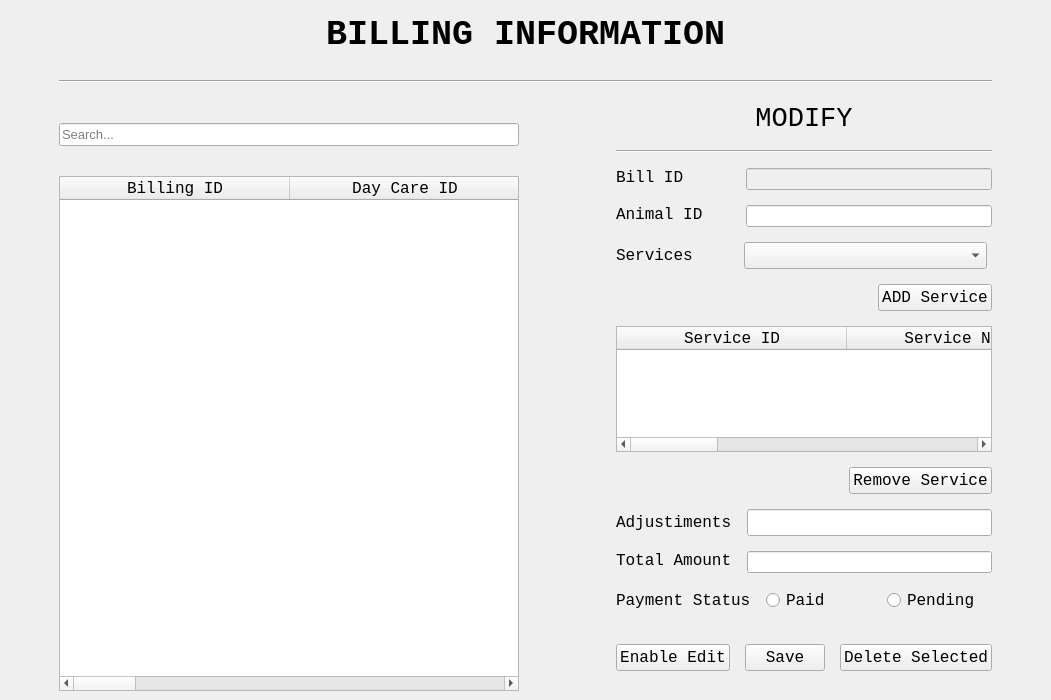
ASNaeem/Simple-VCMS, file BillingUI.ui: the form before one commit.
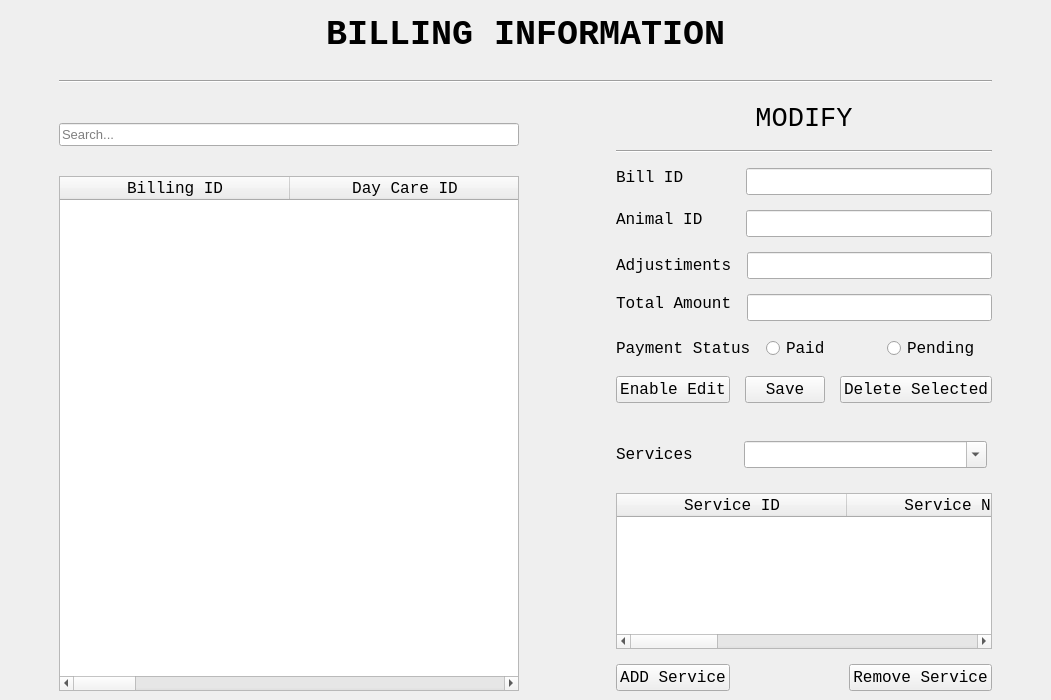
The form after the commit.

Commit message: billing keenda done

```diff
--- a/BillingUI.ui
+++ b/BillingUI.ui
@@ -229,7 +229,7 @@
          </spacer>
         </item>
         <item>
-         <layout class="QVBoxLayout" name="verticalLayout_5" stretch="5,5,5,0,0,40,5,5,5,5,5,0">
+         <layout class="QVBoxLayout" name="verticalLayout_5" stretch="5,5,5,5,5,5,0,0,0,0,0,0">
           <property name="spacing">
            <number>15</number>
           </property>
@@ -293,7 +293,7 @@
             <item>
              <widget class="QLineEdit" name="line_bill_id">
               <property name="enabled">
-               <bool>false</bool>
+               <bool>true</bool>
               </property>
               <property name="sizePolicy">
                <sizepolicy hsizetype="Expanding" vsizetype="Preferred">
@@ -301,6 +301,18 @@
                 <verstretch>0</verstretch>
                </sizepolicy>
               </property>
+              <property name="font">
+               <font>
+                <family>Courier New</family>
+                <pointsize>12</pointsize>
+               </font>
+              </property>
+              <property name="text">
+               <string/>
+              </property>
+              <property name="readOnly">
+               <bool>true</bool>
+              </property>
              </widget>
             </item>
            </layout>
@@ -337,184 +349,14 @@
                 <verstretch>0</verstretch>
                </sizepolicy>
               </property>
-             </widget>
-            </item>
-           </layout>
-          </item>
-          <item>
-           <layout class="QHBoxLayout" name="horizontalLayout_5" stretch="7,15">
-            <property name="rightMargin">
-             <number>5</number>
-            </property>
-            <property name="bottomMargin">
-             <number>0</number>
-            </property>
-            <item>
-             <widget class="QLabel" name="AvailabilityLebel">
-              <property name="sizePolicy">
-               <sizepolicy hsizetype="Preferred" vsizetype="Preferred">
-                <horstretch>0</horstretch>
-                <verstretch>0</verstretch>
-               </sizepolicy>
-              </property>
               <property name="font">
                <font>
                 <family>Courier New</family>
                 <pointsize>12</pointsize>
                </font>
               </property>
-              <property name="text">
-               <string>Services</string>
-              </property>
-             </widget>
-            </item>
-            <item>
-             <widget class="QComboBox" name="cb_services">
-              <property name="sizePolicy">
-               <sizepolicy hsizetype="Expanding" vsizetype="Preferred">
-                <horstretch>0</horstretch>
-                <verstretch>0</verstretch>
-               </sizepolicy>
-              </property>
-              <property name="font">
-               <font>
-                <family>Courier New</family>
-                <pointsize>12</pointsize>
-               </font>
-              </property>
-             </widget>
-            </item>
-           </layout>
-          </item>
-          <item>
-           <layout class="QHBoxLayout" name="horizontalLayout_15">
-            <item>
-             <spacer name="horizontalSpacer_3">
-              <property name="orientation">
-               <enum>Qt::Horizontal</enum>
-              </property>
-              <property name="sizeHint" stdset="0">
-               <size>
-                <width>40</width>
-                <height>20</height>
-               </size>
-              </property>
-             </spacer>
-            </item>
-            <item>
-             <widget class="QPushButton" name="button_add_service">
-              <property name="font">
-               <font>
-                <family>Courier New</family>
-                <pointsize>12</pointsize>
-               </font>
-              </property>
-              <property name="text">
-               <string>ADD Service</string>
-              </property>
-             </widget>
-            </item>
-           </layout>
-          </item>
-          <item>
-           <layout class="QHBoxLayout" name="horizontalLayout_6" stretch="15">
-            <item>
-             <layout class="QHBoxLayout" name="horizontalLayout_20">
-              <item>
-               <widget class="QTableWidget" name="table_show_service">
-                <property name="font">
-                 <font>
-                  <family>Courier New</family>
-                  <pointsize>10</pointsize>
-                 </font>
-                </property>
-                <property name="selectionMode">
-                 <enum>QAbstractItemView::SingleSelection</enum>
-                </property>
-                <property name="selectionBehavior">
-                 <enum>QAbstractItemView::SelectRows</enum>
-                </property>
-                <attribute name="horizontalHeaderDefaultSectionSize">
-                 <number>230</number>
-                </attribute>
-                <attribute name="verticalHeaderVisible">
-                 <bool>false</bool>
-                </attribute>
-                <column>
-                 <property name="text">
-                  <string>Service ID</string>
-                 </property>
-                 <property name="font">
-                  <font>
-                   <family>Courier New</family>
-                   <pointsize>12</pointsize>
-                  </font>
-                 </property>
-                </column>
-                <column>
-                 <property name="text">
-                  <string>Service Name</string>
-                 </property>
-                 <property name="font">
-                  <font>
-                   <family>Courier New</family>
-                   <pointsize>12</pointsize>
-                  </font>
-                 </property>
-                </column>
-                <column>
-                 <property name="text">
-                  <string>Cost</string>
-                 </property>
-                 <property name="font">
-                  <font>
-                   <family>Courier New</family>
-                   <pointsize>12</pointsize>
-                  </font>
-                 </property>
-                </column>
-                <column>
-                 <property name="text">
-                  <string>Details</string>
-                 </property>
-                 <property name="font">
-                  <font>
-                   <family>Courier New</family>
-                   <pointsize>12</pointsize>
-                  </font>
-                 </property>
-                </column>
-               </widget>
-              </item>
-             </layout>
-            </item>
-           </layout>
-          </item>
-          <item>
-           <layout class="QHBoxLayout" name="horizontalLayout_10">
-            <item>
-             <spacer name="horizontalSpacer_2">
-              <property name="orientation">
-               <enum>Qt::Horizontal</enum>
-              </property>
-              <property name="sizeHint" stdset="0">
-               <size>
-                <width>40</width>
-                <height>20</height>
-               </size>
-              </property>
-             </spacer>
-            </item>
-            <item>
-             <widget class="QPushButton" name="button_remove_service">
-              <property name="font">
-               <font>
-                <family>Courier New</family>
-                <pointsize>12</pointsize>
-               </font>
-              </property>
-              <property name="text">
-               <string>Remove Service</string>
+              <property name="readOnly">
+               <bool>true</bool>
               </property>
              </widget>
             </item>
@@ -576,12 +418,24 @@
             </item>
             <item>
              <widget class="QLineEdit" name="line_bill_cost">
+              <property name="enabled">
+               <bool>true</bool>
+              </property>
               <property name="sizePolicy">
                <sizepolicy hsizetype="Preferred" vsizetype="Preferred">
                 <horstretch>0</horstretch>
                 <verstretch>0</verstretch>
                </sizepolicy>
               </property>
+              <property name="font">
+               <font>
+                <family>Courier New</family>
+                <pointsize>12</pointsize>
+               </font>
+              </property>
+              <property name="readOnly">
+               <bool>true</bool>
+              </property>
              </widget>
             </item>
            </layout>
@@ -661,6 +515,61 @@
             </item>
            </layout>
           </item>
+          <item>
+           <layout class="QHBoxLayout" name="horizontalLayout_14">
+            <property name="bottomMargin">
+             <number>20</number>
+            </property>
+            <item>
+             <widget class="QPushButton" name="button_bill_edit">
+              <property name="font">
+               <font>
+                <family>Courier New</family>
+                <pointsize>12</pointsize>
+               </font>
+              </property>
+              <property name="cursor">
+               <cursorShape>PointingHandCursor</cursorShape>
+              </property>
+              <property name="text">
+               <string>Enable Edit</string>
+              </property>
+             </widget>
+            </item>
+            <item>
+             <widget class="QPushButton" name="button_bill_save">
+              <property name="font">
+               <font>
+                <family>Courier New</family>
+                <pointsize>12</pointsize>
+               </font>
+              </property>
+              <property name="cursor">
+               <cursorShape>PointingHandCursor</cursorShape>
+              </property>
+              <property name="text">
+               <string>Save</string>
+              </property>
+             </widget>
+            </item>
+            <item>
+             <widget class="QPushButton" name="button_bill_delete">
+              <property name="font">
+               <font>
+                <family>Courier New</family>
+                <pointsize>12</pointsize>
+               </font>
+              </property>
+              <property name="cursor">
+               <cursorShape>PointingHandCursor</cursorShape>
+              </property>
+              <property name="text">
+               <string>Delete Selected</string>
+              </property>
+             </widget>
+            </item>
+           </layout>
+          </item>
           <item>
            <spacer name="verticalSpacer">
             <property name="orientation">
@@ -675,12 +584,21 @@
            </spacer>
           </item>
           <item>
-           <layout class="QHBoxLayout" name="horizontalLayout_14">
+           <layout class="QHBoxLayout" name="horizontalLayout_5" stretch="7,15">
+            <property name="rightMargin">
+             <number>5</number>
+            </property>
             <property name="bottomMargin">
-             <number>20</number>
+             <number>10</number>
             </property>
             <item>
-             <widget class="QPushButton" name="button_bill_edit">
+             <widget class="QLabel" name="AvailabilityLebel">
+              <property name="sizePolicy">
+               <sizepolicy hsizetype="Preferred" vsizetype="Preferred">
+                <horstretch>0</horstretch>
+                <verstretch>0</verstretch>
+               </sizepolicy>
+              </property>
               <property name="font">
                <font>
                 <family>Courier New</family>
@@ -691,39 +609,149 @@
                <cursorShape>PointingHandCursor</cursorShape>
               </property>
               <property name="text">
-               <string>Enable Edit</string>
+               <string>Services</string>
               </property>
              </widget>
             </item>
             <item>
-             <widget class="QPushButton" name="button_bill_save">
+             <widget class="QComboBox" name="cb_services">
+              <property name="sizePolicy">
+               <sizepolicy hsizetype="Expanding" vsizetype="Preferred">
+                <horstretch>0</horstretch>
+                <verstretch>0</verstretch>
+               </sizepolicy>
+              </property>
               <property name="font">
                <font>
                 <family>Courier New</family>
                 <pointsize>12</pointsize>
                </font>
               </property>
-              <property name="cursor">
-               <cursorShape>PointingHandCursor</cursorShape>
+              <property name="editable">
+               <bool>true</bool>
               </property>
-              <property name="text">
-               <string>Save</string>
+              <property name="insertPolicy">
+               <enum>QComboBox::NoInsert</enum>
               </property>
              </widget>
             </item>
+           </layout>
+          </item>
+          <item>
+           <layout class="QHBoxLayout" name="horizontalLayout_15"/>
+          </item>
+          <item>
+           <layout class="QHBoxLayout" name="horizontalLayout_6" stretch="15">
             <item>
-             <widget class="QPushButton" name="button_bill_delete">
+             <layout class="QHBoxLayout" name="horizontalLayout_20">
+              <item>
+               <widget class="QTableWidget" name="table_show_service">
+                <property name="font">
+                 <font>
+                  <family>Courier New</family>
+                  <pointsize>10</pointsize>
+                 </font>
+                </property>
+                <property name="selectionMode">
+                 <enum>QAbstractItemView::SingleSelection</enum>
+                </property>
+                <property name="selectionBehavior">
+                 <enum>QAbstractItemView::SelectRows</enum>
+                </property>
+                <attribute name="horizontalHeaderDefaultSectionSize">
+                 <number>230</number>
+                </attribute>
+                <attribute name="verticalHeaderVisible">
+                 <bool>false</bool>
+                </attribute>
+                <column>
+                 <property name="text">
+                  <string>Service ID</string>
+                 </property>
+                 <property name="font">
+                  <font>
+                   <family>Courier New</family>
+                   <pointsize>12</pointsize>
+                  </font>
+                 </property>
+                </column>
+                <column>
+                 <property name="text">
+                  <string>Service Name</string>
+                 </property>
+                 <property name="font">
+                  <font>
+                   <family>Courier New</family>
+                   <pointsize>12</pointsize>
+                  </font>
+                 </property>
+                </column>
+                <column>
+                 <property name="text">
+                  <string>Cost</string>
+                 </property>
+                 <property name="font">
+                  <font>
+                   <family>Courier New</family>
+                   <pointsize>12</pointsize>
+                  </font>
+                 </property>
+                </column>
+                <column>
+                 <property name="text">
+                  <string>Details</string>
+                 </property>
+                 <property name="font">
+                  <font>
+                   <family>Courier New</family>
+                   <pointsize>12</pointsize>
+                  </font>
+                 </property>
+                </column>
+               </widget>
+              </item>
+             </layout>
+            </item>
+           </layout>
+          </item>
+          <item>
+           <layout class="QHBoxLayout" name="horizontalLayout_10">
+            <item>
+             <widget class="QPushButton" name="button_add_service">
               <property name="font">
                <font>
                 <family>Courier New</family>
                 <pointsize>12</pointsize>
                </font>
               </property>
-              <property name="cursor">
-               <cursorShape>PointingHandCursor</cursorShape>
+              <property name="text">
+               <string>ADD Service</string>
               </property>
+             </widget>
+            </item>
+            <item>
+             <spacer name="horizontalSpacer_2">
+              <property name="orientation">
+               <enum>Qt::Horizontal</enum>
+              </property>
+              <property name="sizeHint" stdset="0">
+               <size>
+                <width>40</width>
+                <height>20</height>
+               </size>
+              </property>
+             </spacer>
+            </item>
+            <item>
+             <widget class="QPushButton" name="button_remove_service">
+              <property name="font">
+               <font>
+                <family>Courier New</family>
+                <pointsize>12</pointsize>
+               </font>
+              </property>
               <property name="text">
-               <string>Delete Selected</string>
+               <string>Remove Service</string>
               </property>
              </widget>
             </item>
```
Left out of the diff: 3 changed lines with no effect on the pictures. The commit also changes 2 other files.
